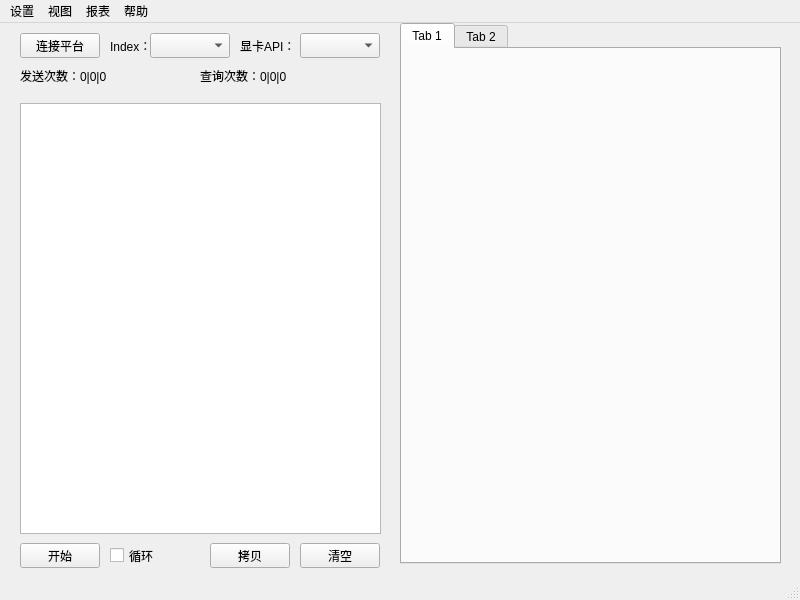
Above: hikeenat.ui from wayneso/HikeenAT before the change. Below: the same form after it.
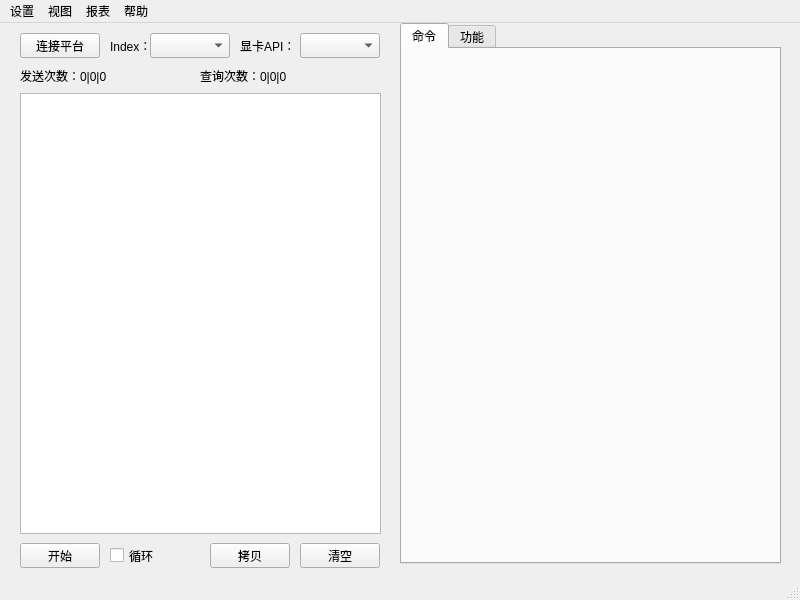
That is the form after the change.

```diff
--- a/hikeenat.ui
+++ b/hikeenat.ui
@@ -18,9 +18,9 @@
     <property name="geometry">
      <rect>
       <x>20</x>
-      <y>80</y>
+      <y>70</y>
       <width>361</width>
-      <height>431</height>
+      <height>441</height>
      </rect>
     </property>
    </widget>
@@ -114,14 +114,17 @@
       <height>541</height>
      </rect>
     </property>
-    <widget class="QWidget" name="tab">
+    <property name="currentIndex">
+     <number>0</number>
+    </property>
+    <widget class="QWidget" name="command">
      <attribute name="title">
-      <string>Tab 1</string>
+      <string>命令</string>
      </attribute>
     </widget>
     <widget class="QWidget" name="tab_2">
      <attribute name="title">
-      <string>Tab 2</string>
+      <string>功能</string>
      </attribute>
     </widget>
    </widget>
```
Left out of the diff: 2 changed lines with no effect on the pictures.
